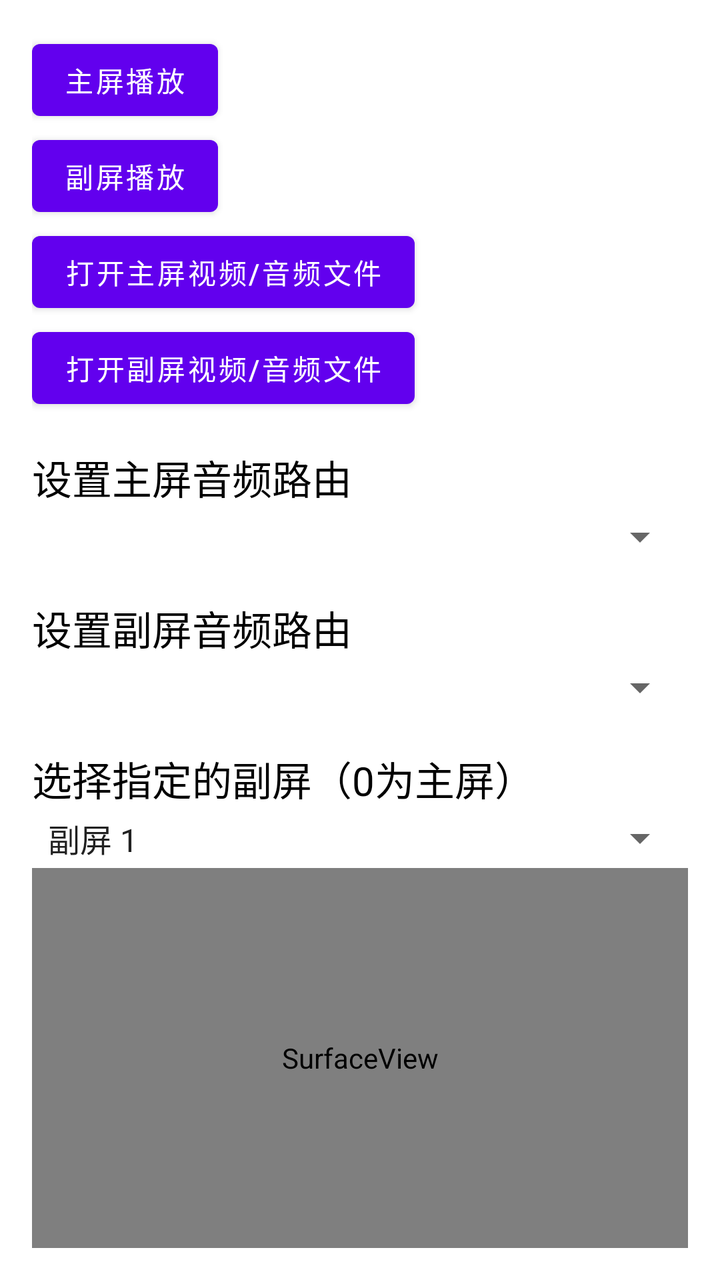
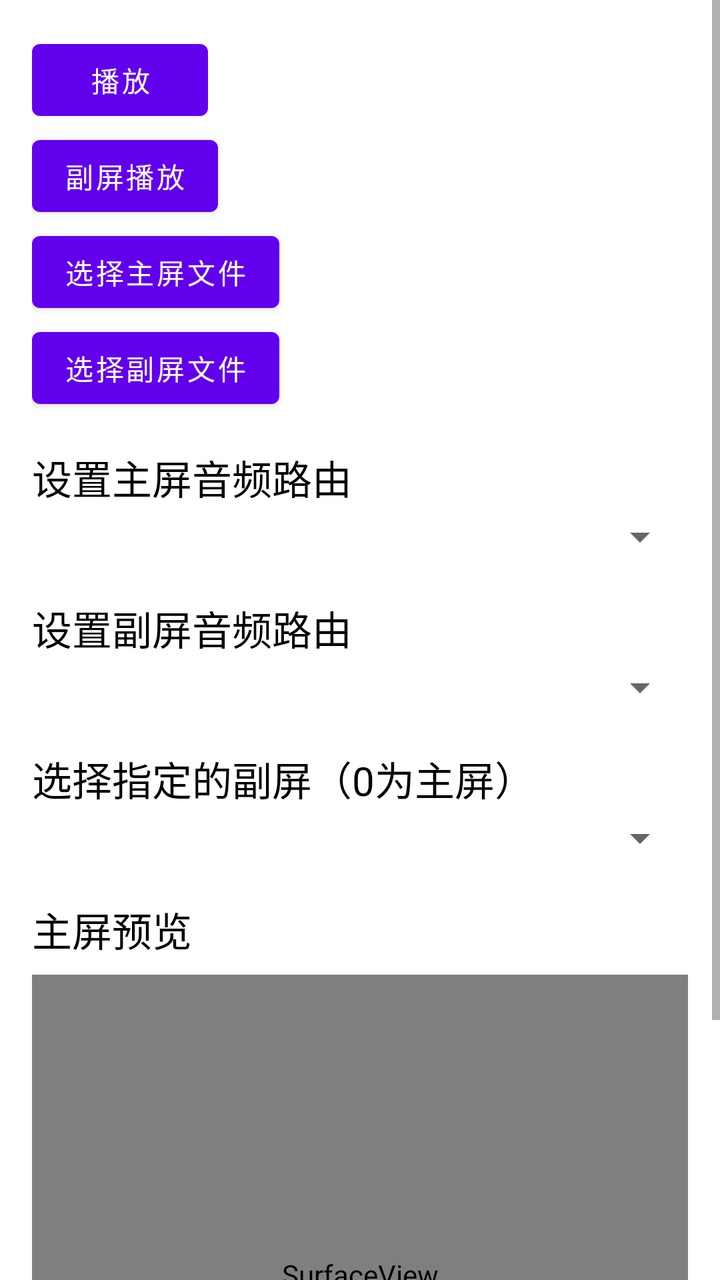

Before-and-after screenshots of an Android layout around one commit, followed by the original layout XML and the change that was made.
<!-- AndroidManifest.xml: application theme Theme.DualScreenAndSound -->
<!-- res/layout/activity_main.xml -->
<?xml version="1.0" encoding="utf-8"?>
<LinearLayout xmlns:android="http://schemas.android.com/apk/res/android"
    android:layout_width="match_parent"
    android:layout_height="match_parent"
    android:orientation="vertical"
    android:padding="16dp">
    
    <Button
        android:id="@+id/btn_displaymanager"
        android:layout_width="wrap_content"
        android:layout_height="wrap_content"
        android:text="@string/displaymanager" />

    <Button
        android:id="@+id/btn_presentation_displaymanager"
        android:layout_width="wrap_content"
        android:layout_height="wrap_content"
        android:text="@string/presentation_displaymanager" />
    <Button
        android:id="@+id/btn_selectfile"
        android:layout_width="wrap_content"
        android:layout_height="wrap_content"
        android:text="@string/btn_selectfile" />

    <Button
        android:id="@+id/btn_presentation_selectfile"
        android:layout_width="wrap_content"
        android:layout_height="wrap_content"
        android:text="@string/btn_presentation_selectfile" />

    <TextView
        android:layout_width="wrap_content"
        android:layout_height="wrap_content"
        android:text="设置主屏音频路由"
        android:layout_marginTop="16dp"
        android:textColor="#000000"
        android:textSize="20sp" />
    <Spinner
        android:id="@+id/spinner_audio_devices"
        android:layout_width="match_parent"
        android:layout_height="wrap_content"
        android:minHeight="30dp" />
    <TextView
        android:layout_width="wrap_content"
        android:layout_height="wrap_content"
        android:text="设置副屏音频路由"
        android:layout_marginTop="16dp"
        android:textColor="#000000"
        android:textSize="20sp" />

    <Spinner
        android:id="@+id/spinner_audio_presentation_devices"
        android:layout_width="match_parent"
        android:layout_height="wrap_content"
        android:minHeight="30dp" />
    <TextView
        android:layout_width="wrap_content"
        android:layout_height="wrap_content"
        android:text="选择指定的副屏（0为主屏）"
        android:layout_marginTop="16dp"
        android:textColor="#000000"
        android:textSize="20sp" />
    <Spinner
        android:id="@+id/displaySpinner"
        android:layout_width="match_parent"
        android:layout_height="wrap_content"
        android:entries="@array/display_names"
        android:minHeight="30dp" />

    <SurfaceView
        android:id="@+id/surfaceView"
        android:layout_width="match_parent"
        android:layout_height="match_parent" />

</LinearLayout>
<!-- resources referenced by this layout -->
<resources>
  <string-array name="display_names">
          <item>副屏 1</item>
          <item>副屏 2</item>
          <item>副屏 3</item>
      </string-array>
  <string name="btn_presentation_selectfile">打开副屏视频/音频文件</string>
  <string name="btn_selectfile">打开主屏视频/音频文件</string>
  <string name="displaymanager">主屏播放</string>
  <string name="presentation_displaymanager">副屏播放</string>
  <style name="Theme.DualScreenAndSound" parent="Theme.MaterialComponents.DayNight.DarkActionBar">
          
          <item name="colorPrimary">@color/purple_500</item>
          <item name="colorPrimaryVariant">@color/purple_700</item>
          <item name="colorOnPrimary">@color/white</item>
          
          <item name="colorSecondary">@color/teal_200</item>
          <item name="colorSecondaryVariant">@color/teal_700</item>
          <item name="colorOnSecondary">@color/black</item>
          
          <item name="android:statusBarColor">?attr/colorPrimaryVariant</item>
          
      </style>
  <color name="purple_500">#FF6200EE</color>
  <color name="purple_700">#FF3700B3</color>
  <color name="white">#FFFFFFFF</color>
  <color name="teal_200">#FF03DAC5</color>
  <color name="teal_700">#FF018786</color>
  <color name="black">#FF000000</color>
</resources>

<!-- the commit's change to res/layout/activity_main.xml (unified diff, before → after) -->
@@ -1,75 +1,132 @@
 <?xml version="1.0" encoding="utf-8"?>
-<LinearLayout xmlns:android="http://schemas.android.com/apk/res/android"
+<RelativeLayout xmlns:android="http://schemas.android.com/apk/res/android"
+    android:id="@+id/rootLayout"
     android:layout_width="match_parent"
-    android:layout_height="match_parent"
-    android:orientation="vertical"
-    android:padding="16dp">
+    android:layout_height="match_parent">
+
+    <ScrollView
+        android:id="@+id/scrollView"
+        android:layout_width="match_parent"
+        android:layout_height="match_parent"
+        android:fillViewport="true">
+
+        <LinearLayout
+            android:id="@+id/controlsLayout"
+            android:layout_width="match_parent"
+            android:layout_height="wrap_content"
+            android:orientation="vertical"
+            android:padding="16dp">
+
+            
+            <Button
+                android:id="@+id/btn_displaymanager"
+                android:layout_width="wrap_content"
+                android:layout_height="wrap_content"
+                android:text="播放" />
+
+            <Button
+                android:id="@+id/btn_presentation_displaymanager"
+                android:layout_width="wrap_content"
+                android:layout_height="wrap_content"
+                android:text="副屏播放" />
+
+            <Button
+                android:id="@+id/btn_selectfile"
+                android:layout_width="wrap_content"
+                android:layout_height="wrap_content"
+                android:text="选择主屏文件" />
+
+            <Button
+                android:id="@+id/btn_presentation_selectfile"
+                android:layout_width="wrap_content"
+                android:layout_height="wrap_content"
+                android:text="选择副屏文件" />
+
+            <TextView
+                android:layout_width="wrap_content"
+                android:layout_height="wrap_content"
+                android:layout_marginTop="16dp"
+                android:text="设置主屏音频路由"
+                android:textColor="#000000"
+                android:textSize="20sp" />
+
+            <Spinner
+                android:id="@+id/spinner_audio_devices"
+                android:layout_width="match_parent"
+                android:layout_height="wrap_content"
+                android:minHeight="30dp" />
+
+            <TextView
+                android:layout_width="wrap_content"
+                android:layout_height="wrap_content"
+                android:layout_marginTop="16dp"
+                android:text="设置副屏音频路由"
+                android:textColor="#000000"
+                android:textSize="20sp" />
+
+            <Spinner
+                android:id="@+id/spinner_audio_presentation_devices"
+                android:layout_width="match_parent"
+                android:layout_height="wrap_content"
+                android:minHeight="30dp" />
+
+            <TextView
+                android:layout_width="wrap_content"
+                android:layout_height="wrap_content"
+                android:layout_marginTop="16dp"
+                android:text="选择指定的副屏（0为主屏）"
+                android:textColor="#000000"
+                android:textSize="20sp" />
+
+            <Spinner
+                android:id="@+id/displaySpinner"
+                android:layout_width="match_parent"
+                android:layout_height="wrap_content"
+                android:minHeight="30dp" />
+
+            <TextView
+                android:layout_width="wrap_content"
+                android:layout_height="wrap_content"
+                android:layout_marginTop="16dp"
+                android:text="主屏预览"
+                android:textColor="#000000"
+                android:textSize="20sp" />
+
+            
+            <FrameLayout
+                android:id="@+id/surfaceContainer"
+                android:layout_width="match_parent"
+                android:layout_height="300dp"
+                android:layout_marginTop="8dp"
+                android:background="#000000">
+
+                <SurfaceView
+                    android:id="@+id/surfaceView"
+                    android:layout_width="match_parent"
+                    android:layout_height="match_parent" />
+
+                <Button
+                    android:id="@+id/btn_fullscreen"
+                    android:layout_width="wrap_content"
+                    android:layout_height="wrap_content"
+                    android:layout_gravity="bottom|end"
+                    android:layout_margin="8dp"
+                    android:alpha="0.7"
+                    android:text="全屏" />
+            </FrameLayout>
+
+        </LinearLayout>
+    </ScrollView>
+
     
     <Button
-        android:id="@+id/btn_displaymanager"
+        android:id="@+id/btn_exit_fullscreen"
         android:layout_width="wrap_content"
         android:layout_height="wrap_content"
-        android:text="@string/displaymanager" />
+        android:layout_alignParentTop="true"
+        android:layout_alignParentEnd="true"
+        android:layout_margin="16dp"
+        android:text="退出全屏"
+        android:visibility="gone" />
 
-    <Button
-        android:id="@+id/btn_presentation_displaymanager"
-        android:layout_width="wrap_content"
-        android:layout_height="wrap_content"
-        android:text="@string/presentation_displaymanager" />
-    <Button
-        android:id="@+id/btn_selectfile"
-        android:layout_width="wrap_content"
-        android:layout_height="wrap_content"
-        android:text="@string/btn_selectfile" />
-
-    <Button
-        android:id="@+id/btn_presentation_selectfile"
-        android:layout_width="wrap_content"
-        android:layout_height="wrap_content"
-        android:text="@string/btn_presentation_selectfile" />
-
-    <TextView
-        android:layout_width="wrap_content"
-        android:layout_height="wrap_content"
-        android:text="设置主屏音频路由"
-        android:layout_marginTop="16dp"
-        android:textColor="#000000"
-        android:textSize="20sp" />
-    <Spinner
-        android:id="@+id/spinner_audio_devices"
-        android:layout_width="match_parent"
-        android:layout_height="wrap_content"
-        android:minHeight="30dp" />
-    <TextView
-        android:layout_width="wrap_content"
-        android:layout_height="wrap_content"
-        android:text="设置副屏音频路由"
-        android:layout_marginTop="16dp"
-        android:textColor="#000000"
-        android:textSize="20sp" />
-
-    <Spinner
-        android:id="@+id/spinner_audio_presentation_devices"
-        android:layout_width="match_parent"
-        android:layout_height="wrap_content"
-        android:minHeight="30dp" />
-    <TextView
-        android:layout_width="wrap_content"
-        android:layout_height="wrap_content"
-        android:text="选择指定的副屏（0为主屏）"
-        android:layout_marginTop="16dp"
-        android:textColor="#000000"
-        android:textSize="20sp" />
-    <Spinner
-        android:id="@+id/displaySpinner"
-        android:layout_width="match_parent"
-        android:layout_height="wrap_content"
-        android:entries="@array/display_names"
-        android:minHeight="30dp" />
-
-    <SurfaceView
-        android:id="@+id/surfaceView"
-        android:layout_width="match_parent"
-        android:layout_height="match_parent" />
-
-</LinearLayout>
+</RelativeLayout>
<!-- resource entries referenced after the edit -->
@@ -1,15 +1,6 @@
 <!-- resources referenced by this layout -->
 <resources>
-  <string-array name="display_names">
-          <item>副屏 1</item>
-          <item>副屏 2</item>
-          <item>副屏 3</item>
-      </string-array>
-  <string name="btn_presentation_selectfile">打开副屏视频/音频文件</string>
-  <string name="btn_selectfile">打开主屏视频/音频文件</string>
-  <string name="displaymanager">主屏播放</string>
-  <string name="presentation_displaymanager">副屏播放</string>
-  <style name="Theme.DualScreenAndSound" parent="Theme.MaterialComponents.DayNight.DarkActionBar">
+  <style name="Theme.DualScreenAndSound" parent="Theme.MaterialComponents.DayNight.NoActionBar">
           
           <item name="colorPrimary">@color/purple_500</item>
           <item name="colorPrimaryVariant">@color/purple_700</item>
